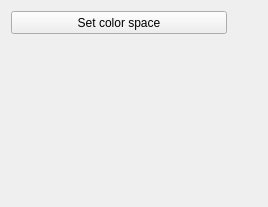
Old version of the form plugins/dockers/specificcolorselector/wdgSpecificColorSelectorWidget.ui in the repository KDE/krita.
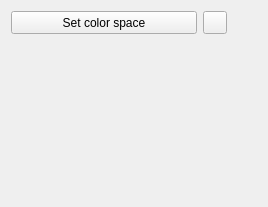
New version of the form. Custom widgets are drawn as their Qt base class.

Commit message:
Add colorspace lock to Specific Color Selector
Previously, unless the CS combobox was changed, the internal colorspace
would match the layer, without changing the UI. When clicking the
RGB/HSV button in a nonRGB layer, it would then hide itself
despite the UI still being in RGB.

Now there's a lock to indicate whether the colorspace should use the
current layer or a colorspace specified by the user in the combobox,
and the UI behaves accordingly.

Also, simplifies KisSpecificColorSelectorWidget::updateHsvSelector().

BUG:478521

Diff of the .ui file:
```diff
--- a/plugins/dockers/specificcolorselector/wdgSpecificColorSelectorWidget.ui
+++ b/plugins/dockers/specificcolorselector/wdgSpecificColorSelectorWidget.ui
@@ -51,6 +51,16 @@
        </property>
       </widget>
      </item>
+     <item>
+     <widget class="QToolButton" name="useSameColorSpace">
+       <property name="checkable">
+        <bool>true</bool>
+       </property>
+       <property name="toolTip">
+        <string>Lock to current layer colorspace</string>
+       </property>
+     </widget>
+     </item>
      <item>
       <widget class="QToolButton" name="chkUsePercentage">
        <property name="sizePolicy">
```
The commit also changes 3 other files.
